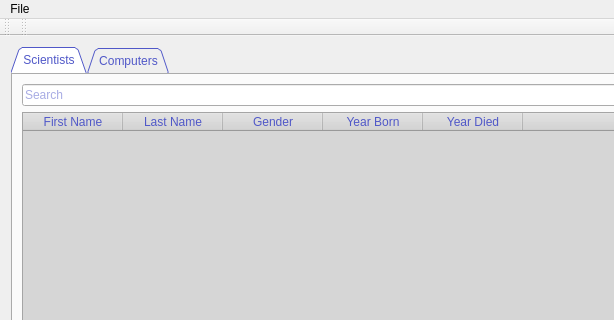
Above: Display/mainwindow.ui from alexi15/verk1 before the change; both pictures show x 0 to 614 and y 0 to 320 of the 811 by 604 pixel window. Below: the same form after it.
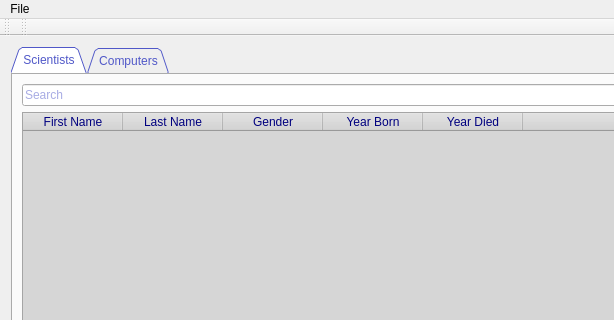
That is the form after the change. The open tabs and pages were chosen to show the change.

Patch:
```diff
--- a/Display/mainwindow.ui
+++ b/Display/mainwindow.ui
@@ -63,6 +63,7 @@
             </property>
             <property name="styleSheet">
              <string notr="true">background-color: rgb(214, 214, 214);
+color: rgb(0, 0, 127);
 font: italic 8pt &quot;MS Shell Dlg 2&quot;;
 font: 75 8pt &quot;MS Shell Dlg 2&quot;;
 
```
